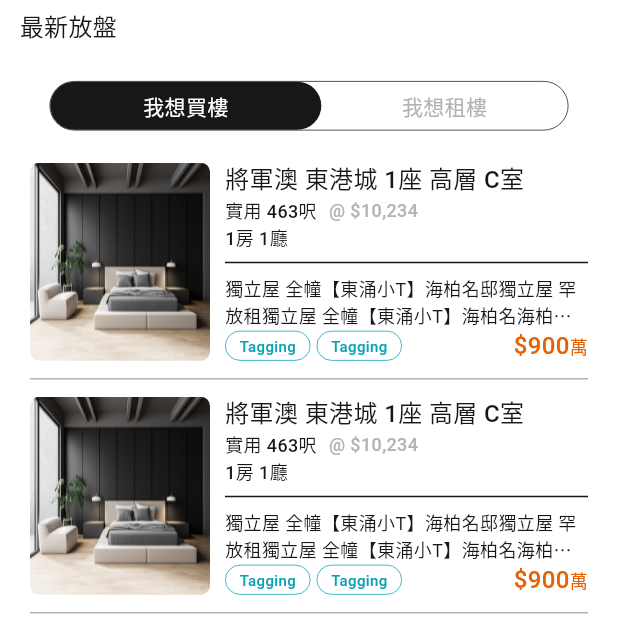
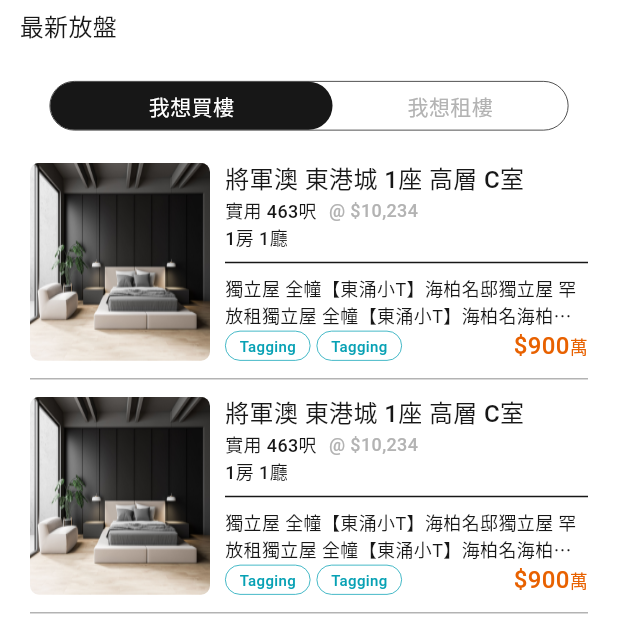
Before and after one commit to datapkt-dev/nova852, a Flutter app: the screen it shows after launch, scrolled down 1152 dp, on a phone screen of 412 x 824 dp, the top half of it. Run offline on Flutter 3.47's test engine with Material 3 defaults, Android fonts, the phone set to English and light mode, and no system bars; our stand-ins replace card_swiper, flutter_svg, scrollable_positioned_list; Roboto replaces fonts that are missing (Noto Sans TC).

Commit message:
[edit] new_index_page

```diff
--- /dev/null
+++ b/lib/pages/index/components/block_r_and_s.dart
@@ -0,0 +1,11 @@
+import 'package:flutter/material.dart';
+
+class BlockRandS extends StatelessWidget {
+  const BlockRandS({super.key});
+
+  @override
+  Widget build(BuildContext context) {
+    if (true) return const Placeholder();
+    else return const Placeholder();
+  }
+}
--- a/lib/pages/index/new_index_page.dart
+++ b/lib/pages/index/new_index_page.dart
@@ -19,6 +19,8 @@ class NewIndexPage extends StatefulWidget {
 }
 
 class _NewIndexPageState extends State<NewIndexPage> {
+  int _UpperBlockIndex = 0;
+  int _LowerBlockIndex = 0;
   @override
   Widget build(BuildContext context) {
     return SingleChildScrollView(
@@ -61,20 +63,26 @@ class _NewIndexPageState extends State<NewIndexPage> {
                           child: Row(
                             children: [
                               Flexible(
-                                flex: 11,
+                                flex: _UpperBlockIndex == 0 ? 12 : 10,
+                                child: GestureDetector(
+                                  onTap: () {
+                                    setState(() {
+                                      _UpperBlockIndex = 0;
+                                    });
+                                  },
                                   child: Container(
                                     height: 33,
-                                  decoration: ShapeDecoration(
+                                    decoration: _UpperBlockIndex == 0 ? ShapeDecoration(
                                       color: Color(0xFF171717),
                                       shape: RoundedRectangleBorder(
                                         borderRadius: BorderRadius.circular(21.50),
                                       ),
-                                  ),
+                                    ) : null,
                                     alignment: Alignment.center,
                                     child: Text(
                                       '我想買樓',
                                       style: TextStyle(
-                                      color: Colors.white,
+                                        color: _UpperBlockIndex == 0 ? Colors.white : Color(0xFFB3B3B3),
                                         fontSize: 14,
                                         fontFamily: 'Noto Sans TC',
                                         fontWeight: FontWeight.w500,
@@ -82,33 +90,45 @@ class _NewIndexPageState extends State<NewIndexPage> {
                                     ),
                                   ),
                                 ),
+                              ),
                               Flexible(
-                                  flex: 10,
+                                flex: _UpperBlockIndex == 1 ? 12 : 10,
+                                child: GestureDetector(
+                                  onTap: () {
+                                    setState(() {
+                                      _UpperBlockIndex = 1;
+                                    });
+                                  },
                                   child: Container(
+                                    decoration: _UpperBlockIndex == 1 ? ShapeDecoration(
+                                      color: Color(0xFF171717),
+                                      shape: RoundedRectangleBorder(
+                                        borderRadius: BorderRadius.circular(21.50),
+                                      ),
+                                    ) : null,
                                     alignment: Alignment.center,
                                     child: Text(
                                       '我想租樓',
                                       style: TextStyle(
-                                        color: Color(0xFFB3B3B3),
+                                        color: _UpperBlockIndex == 1 ? Colors.white : Color(0xFFB3B3B3),
                                         fontSize: 14,
                                         fontFamily: 'Noto Sans TC',
                                         fontWeight: FontWeight.w500,
                                       ),
                                     ),
-                                  )
+                                  ),
+                                ),
                               ),
                             ],
                           ),
                         ),
-                        SizedBox(
-                          height: 8,
-                        ),
+                        SizedBox(height: 8,),
                         SizedBox(
                           height: 216,
                           width: double.infinity,
                           child: Row(
                             children: [
-                              Flexible(
+                              Expanded(
                                 child: Column(
                                   children: [
                                     Expanded(
@@ -185,7 +205,7 @@ class _NewIndexPageState extends State<NewIndexPage> {
                                 ),
                               ),
                               SizedBox(width: 4,),
-                              Flexible(
+                              Expanded(
                                 child: Column(
                                   children: [
                                     GestureDetector(
@@ -650,7 +670,7 @@ class _NewIndexPageState extends State<NewIndexPage> {
                   SingleChildScrollView(
                     scrollDirection: Axis.horizontal,
                     child: Row(
-                        children: List.generate(3, (index) {
+                        children: List.generate(10, (index) {
                           return GestureDetector(
                             child: Padding(
                               padding: EdgeInsets.symmetric(horizontal: 4),
@@ -718,7 +738,7 @@ class _NewIndexPageState extends State<NewIndexPage> {
                                         crossAxisAlignment: CrossAxisAlignment.start,
                                         children: [
                                           Text(
-                                            '將軍澳 東港城 1座 高層 C室',
+                                            '將軍澳 東港城 1座 高層 C室 ${index+1}',
                                             style: TextStyle(
                                               color: Color(0xFF171717),
                                               fontSize: 16,
@@ -885,20 +905,26 @@ class _NewIndexPageState extends State<NewIndexPage> {
                             child: Row(
                               children: [
                                 Flexible(
-                                  flex: 11,
+                                  flex: _LowerBlockIndex == 0 ? 12 : 10,
+                                  child: GestureDetector(
+                                    onTap: () {
+                                      setState(() {
+                                        _LowerBlockIndex = 0;
+                                      });
+                                    },
                                     child: Container(
                                       height: 33,
-                                    decoration: ShapeDecoration(
+                                      decoration: _LowerBlockIndex == 0 ? ShapeDecoration(
                                         color: Color(0xFF171717),
                                         shape: RoundedRectangleBorder(
                                           borderRadius: BorderRadius.circular(21.50),
                                         ),
-                                    ),
+                                      ) : null,
                                       alignment: Alignment.center,
                                       child: Text(
                                         '我想買樓',
                                         style: TextStyle(
-                                        color: Colors.white,
+                                          color: _LowerBlockIndex == 0 ? Colors.white : Color(0xFFB3B3B3),
                                           fontSize: 14,
                                           fontFamily: 'Noto Sans TC',
                                           fontWeight: FontWeight.w500,
@@ -906,20 +932,34 @@ class _NewIndexPageState extends State<NewIndexPage> {
                                       ),
                                     ),
                                   ),
+                                ),
                                 Flexible(
-                                    flex: 10,
+                                  flex: _LowerBlockIndex == 1 ? 12 : 10,
+                                  child: GestureDetector(
+                                    onTap: () {
+                                      setState(() {
+                                        _LowerBlockIndex = 1;
+                                      });
+                                    },
                                     child: Container(
                                       alignment: Alignment.center,
+                                      decoration: _LowerBlockIndex == 1 ? ShapeDecoration(
+                                        color: Color(0xFF171717),
+                                        shape: RoundedRectangleBorder(
+                                          borderRadius: BorderRadius.circular(21.50),
+                                        ),
+                                      ) : null,
                                       child: Text(
                                         '我想租樓',
                                         style: TextStyle(
-                                          color: Color(0xFFB3B3B3),
+                                          color: _LowerBlockIndex == 1 ? Colors.white : Color(0xFFB3B3B3),
                                           fontSize: 14,
                                           fontFamily: 'Noto Sans TC',
                                           fontWeight: FontWeight.w500,
                                         ),
                                       ),
-                                    )
+                                    ),
+                                  ),
                                 ),
                               ],
                             ),
--- a/lib/pages/index/rental_page.dart
+++ b/lib/pages/index/rental_page.dart
@@ -3,7 +3,6 @@ import 'package:flutter/material.dart';
 import 'package:flutter/widgets.dart';
 import 'package:flutter_svg/svg.dart';
 import 'package:nova852/item_detail.dart';
-import 'package:nova852/lab/components/function.dart';
 import 'package:nova852/lab/components/price.dart';
 import 'package:nova852/pages/index/components/area.dart';
 import 'package:nova852/pages/index/components/function.dart';
@@ -23,7 +22,6 @@ class RentalPage extends StatefulWidget {
 
 class _RentalPageState extends State<RentalPage> {
   int _selectedIndex = 0;
-  double _height = 40;
   bool _showContainer = false;
   final List<int> items = List<int>.generate(100, (i) => i + 1);
   bool _isOverlayVisible = false;
```
Lines whose indentation alone changed are shown as unchanged.
